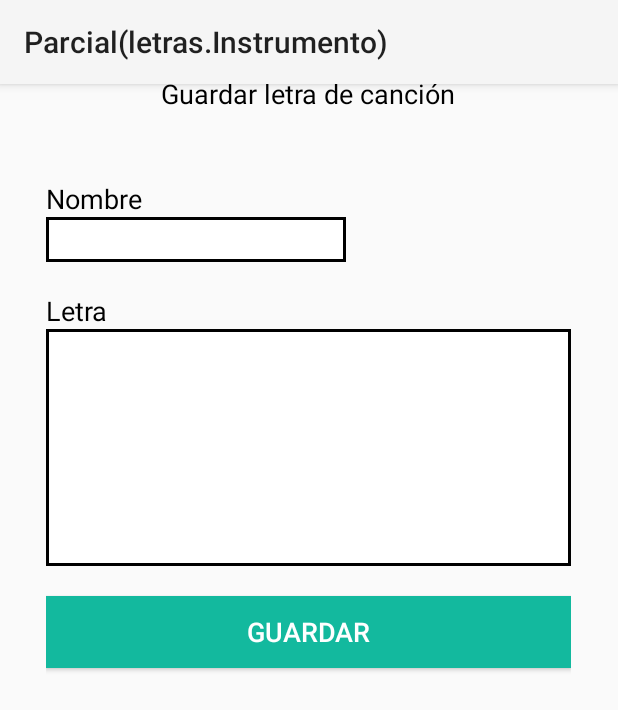
After one commit to JavierGx022/parcialUno, an Android app built with Jetpack Compose: the SaveSong screen opened directly, with no data from a screen before it, on a phone screen of 412 x 824 dp. The commit adds this screen. Shown: the top 710 px of the screen. Run offline under Robolectric (Android 15) with nearby library versions, the phone set to English and light mode, and no system bars; libraries missing offline, so code that uses them is left out: com.corteUno; 1 statement that could not run was skipped.

Commit message:
Guardar letras completo

```diff
--- a/app/build.gradle.kts
+++ b/app/build.gradle.kts
@@ -59,6 +59,10 @@ dependencies {
     implementation(libs.androidx.ui.graphics)
     implementation(libs.androidx.ui.tooling.preview)
     implementation(libs.androidx.material3)
+    implementation(libs.androidx.appcompat)
+    implementation(libs.material)
+    implementation(libs.androidx.activity)
+    implementation(libs.androidx.constraintlayout)
     testImplementation(libs.junit)
     androidTestImplementation(libs.androidx.junit)
     androidTestImplementation(libs.androidx.espresso.core)
--- /dev/null
+++ b/app/src/main/java/com/corteUno/Parcial/Logica/Cancion.kt
@@ -0,0 +1,3 @@
+package com.corteUno.Parcial.Logica
+
+data class Cancion(val titulo: String, val letra: String)
--- /dev/null
+++ b/app/src/main/java/com/corteUno/Parcial/SaveSong.kt
@@ -0,0 +1,48 @@
+package com.corteUno.Parcial
+
+import android.content.Intent
+import android.os.Bundle
+import android.widget.Button
+import android.widget.EditText
+import androidx.activity.enableEdgeToEdge
+import androidx.appcompat.app.AppCompatActivity
+import androidx.core.view.ViewCompat
+import androidx.core.view.WindowInsetsCompat
+import com.corteUno.Parcial.Logica.Cancion
+import com.corteUno.Parcial.Logica.SharedPreferencesManager
+
+class SaveSong : AppCompatActivity() {
+    private lateinit var sharedPreferencesManager: SharedPreferencesManager
+    override fun onCreate(savedInstanceState: Bundle?) {
+        super.onCreate(savedInstanceState)
+        enableEdgeToEdge()
+        setContentView(R.layout.activity_save_song)
+
+
+        // Inicializar SharedPreferencesManager
+        sharedPreferencesManager = SharedPreferencesManager(this)
+
+        // Obtener referencias de EditText
+        var editTextTitulo = findViewById<EditText>(R.id.txtNombre)
+        var editTextLetra = findViewById<EditText>(R.id.txtLetra)
+
+        val botonGuardar= findViewById<Button>(R.id.btnGuardar)
+
+        botonGuardar.setOnClickListener {
+            // Obtener el texto de los EditText
+            val titulo = editTextTitulo.text.toString()
+            val letra = editTextLetra.text.toString()
+
+            // Crear una instancia de Cancion
+            val cancion = Cancion(titulo, letra)
+
+            // Guardar la canción en SharedPreferences
+            sharedPreferencesManager.guardarCancion(cancion)
+
+            val intent = Intent(this, MainActivity::class.java)
+            startActivity(intent)
+        }
+
+
+    }
+}
--- /dev/null
+++ b/app/src/main/res/drawable/edittext_border.xml
@@ -0,0 +1,8 @@
+<?xml version="1.0" encoding="utf-8"?>
+<shape xmlns:android="http://schemas.android.com/apk/res/android"
+    android:shape="rectangle">
+    <solid android:color="#FFFFFF" /> <!-- Color de fondo del EditText -->
+    <stroke
+        android:width="2dp"
+        android:color="#000000"/>
+</shape>
--- /dev/null
+++ b/app/src/main/res/layout/activity_save_song.xml
@@ -0,0 +1,75 @@
+<?xml version="1.0" encoding="utf-8"?>
+<LinearLayout xmlns:android="http://schemas.android.com/apk/res/android"
+    xmlns:app="http://schemas.android.com/apk/res-auto"
+    xmlns:tools="http://schemas.android.com/tools"
+    android:layout_width="wrap_content"
+    android:layout_height="match_parent"
+    android:orientation="vertical"
+    android:layout_gravity="center_horizontal"
+    >
+
+
+    <TextView
+        android:layout_width="wrap_content"
+        android:layout_height="50dp"
+        android:text="Guardar letra de canción"
+        android:layout_gravity="center_horizontal"
+        android:textColor="@color/black"
+        android:layout_marginTop="50dp"
+        android:textSize="18dp"
+        />
+
+
+    <Space
+        android:layout_width="match_parent"
+        android:layout_height="20dp"/>
+
+    <TextView
+        android:layout_width="match_parent"
+        android:layout_height="wrap_content"
+        android:text="Nombre"
+        android:textColor="@color/black"
+        android:textSize="18dp"
+        />
+
+    <EditText
+        android:id="@+id/txtNombre"
+        android:layout_width="200dp"
+        android:layout_height="30dp"
+        android:background="@drawable/edittext_border"
+        />
+
+    <Space
+        android:layout_width="match_parent"
+        android:layout_height="20dp"/>
+
+    <TextView
+        android:layout_width="match_parent"
+        android:layout_height="wrap_content"
+        android:text="Letra"
+        android:textColor="@color/black"
+        android:textSize="18dp"
+        />
+    <EditText
+        android:id="@+id/txtLetra"
+        android:layout_width="350dp"
+        android:layout_height="158dp"
+        android:ems="10"
+        android:background="@drawable/edittext_border"
+        android:layout_gravity="center_horizontal"
+        android:inputType="textMultiLine" />
+
+    <Space
+        android:layout_width="match_parent"
+        android:layout_height="20dp"/>
+
+    <Button
+        android:id="@+id/btnGuardar"
+        android:layout_width="match_parent"
+        android:layout_height="wrap_content"
+        android:text="Guardar"
+        android:background="@color/btn"
+        android:textSize="18dp"
+        android:textColor="@color/white"/>
+
+</LinearLayout>
--- a/app/src/main/res/values/colors.xml
+++ b/app/src/main/res/values/colors.xml
@@ -9,4 +9,6 @@
     <color name="white">#FFFFFFFF</color>
     <color name="blue">#02AFFA </color>
     <color name="btn">#13B99E</color>
+    <color name="btnDelete">#F7615A</color>
+
 </resources>
```
Also changed, not shown: app/src/main/AndroidManifest.xml (+8 -2 lines), app/src/main/java/com/corteUno/Parcial/DetalleCancionActivity.kt (added, +40 -0 lines), app/src/main/java/com/corteUno/Parcial/Logica/SharedPreferences.kt (added, +75 -0 lines), app/src/main/java/com/corteUno/Parcial/MainActivity.kt (+63 -0 lines), app/src/main/res/layout/activity_detalle_cancion.xml (added, +44 -0 lines), app/src/main/res/layout/main_activity.xml (+32 -1 lines), gradle/libs.versions.toml (+8 -0 lines).
